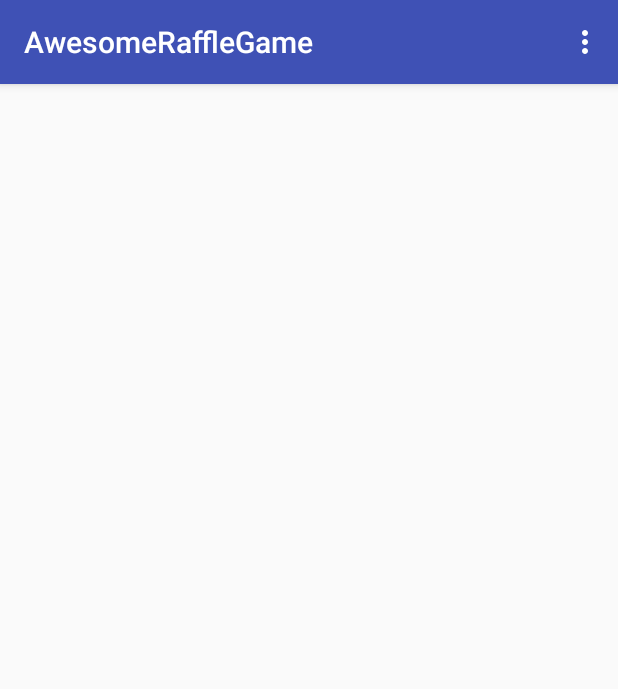
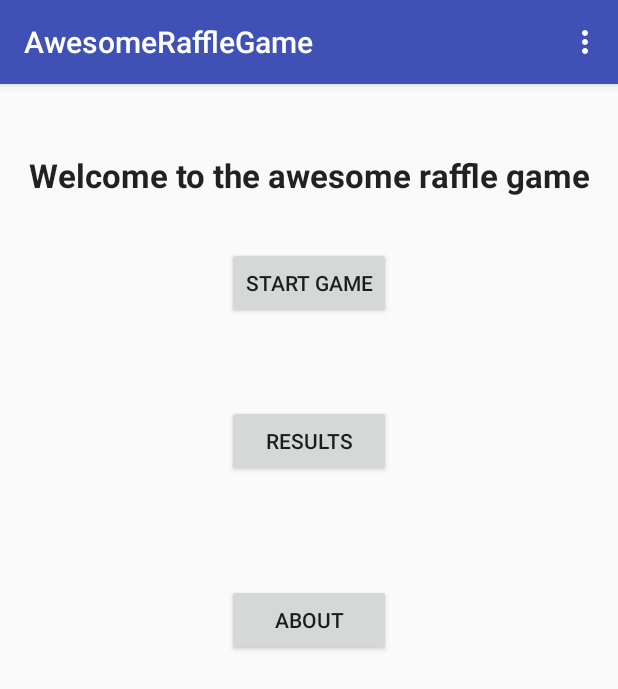
Before and after one commit to min90/AwesomeRaffleGame, an Android app: the screen it shows after launch (MainActivity), on a phone screen of 412 x 824 dp. Shown: the top 689 px of the screen. Run offline under Robolectric (Android 15) with nearby library versions, the phone set to English and light mode, and no system bars.

Commit message:
menu og about

```diff
--- /dev/null
+++ b/app/src/main/java/androidcourse/awesomerafflegame/Fragments/StartFragment.java
@@ -0,0 +1,66 @@
+package androidcourse.awesomerafflegame.Fragments;
+
+import android.os.Bundle;
+import android.support.annotation.Nullable;
+import android.support.v4.app.Fragment;
+import android.view.LayoutInflater;
+import android.view.View;
+import android.view.ViewGroup;
+import android.widget.Button;
+
+import androidcourse.awesomerafflegame.R;
+import androidcourse.awesomerafflegame.domain.FragmentController;
+
+/**
+ * Created by Jesper on 04/04/16.
+ */
+public class StartFragment extends Fragment implements View.OnClickListener {
+
+    private Button btnStartGame;
+    private Button btnResults;
+    private Button btnAbout;
+
+
+    @Nullable
+    @Override
+    public View onCreateView(LayoutInflater inflater, ViewGroup container, Bundle savedInstanceState) {
+        View view = inflater.inflate(R.layout.fragment_start, container, false);
+
+        btnStartGame = (Button) view.findViewById(R.id.btnStartGame);
+        btnStartGame.setOnClickListener(this);
+        btnResults = (Button) view.findViewById(R.id.btnResults);
+        btnResults.setOnClickListener(this);
+        btnAbout = (Button) view.findViewById(R.id.btnAbout);
+        btnAbout.setOnClickListener(this);
+
+        return view;
+    }
+
+    private void startGame(){
+
+    }
+
+    private void about(){
+        AboutFragment aboutFragment = new AboutFragment();
+        FragmentController.get().transactFragments(getActivity(), aboutFragment, "about_fragment");
+    }
+
+    private void results(){
+
+    }
+
+    @Override
+    public void onClick(View v) {
+        if(v.getId() == btnAbout.getId()){
+            about();
+        }
+
+        if(v.getId() == btnStartGame.getId()){
+
+        }
+
+        if(v.getId() == btnResults.getId()){
+
+        }
+    }
+}
--- a/app/src/main/java/androidcourse/awesomerafflegame/MainActivity.java
+++ b/app/src/main/java/androidcourse/awesomerafflegame/MainActivity.java
@@ -9,17 +9,31 @@ import android.support.v7.widget.Toolbar;
 import android.view.View;
 import android.view.Menu;
 import android.view.MenuItem;
+import android.widget.Button;
+
+import androidcourse.awesomerafflegame.Fragments.AboutFragment;
+import androidcourse.awesomerafflegame.Fragments.StartFragment;
+import androidcourse.awesomerafflegame.domain.FragmentController;
 
 public class MainActivity extends AppCompatActivity {
+    public static Toolbar toolbar;
 
     @Override
     protected void onCreate(Bundle savedInstanceState) {
         super.onCreate(savedInstanceState);
         setContentView(R.layout.activity_main);
-        Toolbar toolbar = (Toolbar) findViewById(R.id.toolbar);
-        setSupportActionBar(toolbar);
+
+        setUpToolbar();
 
         createBluetooth();
+
+        createStartView();
+
+    }
+
+    private void createStartView(){
+        StartFragment startFragment = new StartFragment();
+        FragmentController.get().transactFragments(this, startFragment, "start_fragment");
     }
 
     private void createBluetooth(){
@@ -29,6 +43,12 @@ public class MainActivity extends AppCompatActivity {
             startActivityForResult(intent, BluetoothHandler.REQUEST_ENABLE_BT);
         }
     }
+
+    private void setUpToolbar(){
+        toolbar = (Toolbar) findViewById(R.id.toolbar);
+        setSupportActionBar(toolbar);
+    }
+
 
     @Override
     public boolean onCreateOptionsMenu(Menu menu) {
@@ -51,4 +71,5 @@ public class MainActivity extends AppCompatActivity {
 
         return super.onOptionsItemSelected(item);
     }
+
 }
--- /dev/null
+++ b/app/src/main/java/androidcourse/awesomerafflegame/domain/FragmentController.java
@@ -0,0 +1,57 @@
+package androidcourse.awesomerafflegame.domain;
+
+import android.app.Activity;
+import android.support.v4.app.Fragment;
+import android.support.v4.app.FragmentActivity;
+import android.support.v4.app.FragmentManager;
+import android.support.v4.app.FragmentTransaction;
+
+import java.lang.ref.WeakReference;
+
+import androidcourse.awesomerafflegame.MainActivity;
+import androidcourse.awesomerafflegame.R;
+
+/**
+ * Created by Jesper on 04/04/16.
+ */
+public class FragmentController {
+
+    private static FragmentController controller;
+
+    public static FragmentController get(){
+        if(controller == null) {
+            controller = new FragmentController();
+        }
+        return controller;
+    }
+
+    private FragmentController() {
+    }
+
+    public void setToolbarTitle(String title) {
+        MainActivity.toolbar.setTitle(title);
+    }
+
+    public void clearBackStack(MainActivity activity) {
+        FragmentManager fragmentManager = activity.getSupportFragmentManager();
+        if (fragmentManager.getBackStackEntryCount() != 0) {
+            fragmentManager.popBackStackImmediate(null, FragmentManager.POP_BACK_STACK_INCLUSIVE);
+        }
+    }
+
+    public void transactFragments(FragmentActivity fragmentActivity, Fragment fragment, String backStackTag) {
+        WeakReference<FragmentActivity> wrActivity = new WeakReference<>(fragmentActivity);
+        final Activity activity = wrActivity.get();
+        if(activity != null && !activity.isFinishing()) {
+            if (fragment != null) {
+                FragmentManager fragmentManager = fragmentActivity.getSupportFragmentManager();
+                FragmentTransaction fragmentTransaction = fragmentManager.beginTransaction();
+                if(backStackTag != null) {
+                    fragmentTransaction.addToBackStack(backStackTag);
+                }
+                fragmentTransaction.replace(R.id.fragment_container, fragment);
+                fragmentTransaction.commitAllowingStateLoss();
+            }
+        }
+    }
+}
--- a/app/src/main/res/layout/content_main.xml
+++ b/app/src/main/res/layout/content_main.xml
@@ -12,4 +12,8 @@
     tools:context="androidcourse.awesomerafflegame.MainActivity"
     tools:showIn="@layout/activity_main">
 
+    <FrameLayout
+        android:id="@+id/fragment_container"
+        android:layout_width="match_parent"
+        android:layout_height="match_parent"/>
 </RelativeLayout>
--- /dev/null
+++ b/app/src/main/res/layout/fragment_start.xml
@@ -0,0 +1,46 @@
+<?xml version="1.0" encoding="utf-8"?>
+<RelativeLayout xmlns:android="http://schemas.android.com/apk/res/android"
+    android:layout_width="match_parent" android:layout_height="match_parent">
+
+    <TextView
+        android:layout_width="match_parent"
+        android:layout_height="wrap_content"
+        android:textAppearance="?android:attr/textAppearanceLarge"
+        android:text="Welcome to the awesome raffle game"
+        android:id="@+id/textView"
+        android:layout_marginTop="30dp"
+        android:textAlignment="center"
+        android:layout_alignParentTop="true"
+        android:layout_alignParentStart="true"
+        android:textStyle="bold" />
+
+    <Button
+        android:layout_width="wrap_content"
+        android:layout_height="wrap_content"
+        android:text="Start Game"
+        android:id="@+id/btnStartGame"
+        android:layout_below="@+id/textView"
+        android:layout_centerHorizontal="true"
+        android:layout_marginTop="33dp" />
+
+    <Button
+        android:layout_width="wrap_content"
+        android:layout_height="wrap_content"
+        android:text="Results"
+        android:id="@+id/btnResults"
+        android:layout_below="@+id/btnStartGame"
+        android:layout_alignStart="@+id/btnStartGame"
+        android:layout_marginTop="57dp"
+        android:layout_alignEnd="@+id/btnStartGame" />
+
+    <Button
+        android:layout_width="wrap_content"
+        android:layout_height="wrap_content"
+        android:text="About"
+        android:id="@+id/btnAbout"
+        android:layout_below="@+id/btnResults"
+        android:layout_alignStart="@+id/btnResults"
+        android:layout_marginTop="71dp"
+        android:layout_alignEnd="@+id/btnResults" />
+
+</RelativeLayout>
--- a/app/src/main/res/values/strings.xml
+++ b/app/src/main/res/values/strings.xml
@@ -1,4 +1,5 @@
 <resources>
     <string name="app_name">AwesomeRaffleGame</string>
     <string name="action_settings">Settings</string>
+    <string name="about_game">This game is made by Jesper and Mads, and it is about two players raffle against each other for a battle for the highest score</string>
 </resources>
```
Also changed, not shown: app/src/main/java/androidcourse/awesomerafflegame/Fragments/AboutFragment.java (added, +22 -0 lines), app/src/main/res/layout/fragment_about.xml (added, +18 -0 lines).
